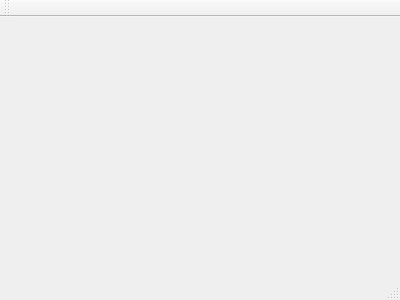
Qt form mainwindow.ui (dankiy/GeomProj) before a commit.
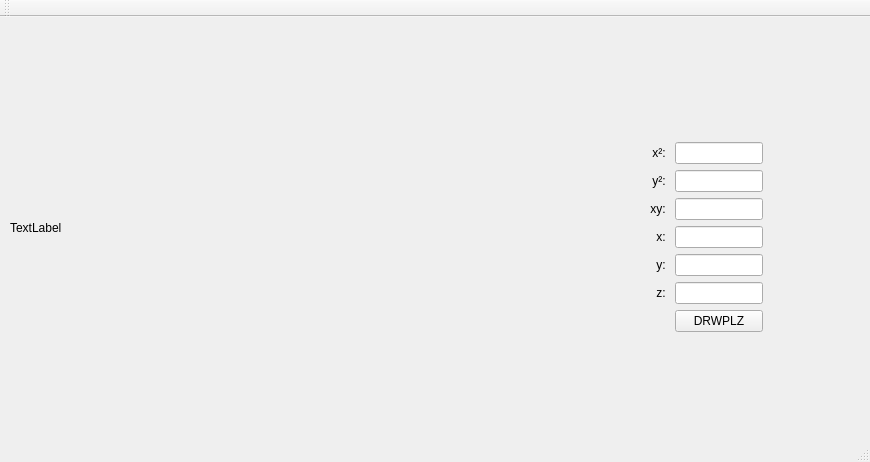
The same form after that commit.

Patch:
```diff
--- a/mainwindow.ui
+++ b/mainwindow.ui
@@ -1,24 +1,201 @@
 <ui version="4.0">
  <class>MainWindow</class>
- <widget class="QMainWindow" name="MainWindow" >
-  <property name="geometry" >
+ <widget class="QMainWindow" name="MainWindow">
+  <property name="geometry">
    <rect>
     <x>0</x>
     <y>0</y>
-    <width>400</width>
-    <height>300</height>
+    <width>870</width>
+    <height>462</height>
    </rect>
   </property>
   <property name="windowTitle" >
    <string>MainWindow</string>
   </property>
-  <widget class="QMenuBar" name="menuBar" />
-  <widget class="QToolBar" name="mainToolBar" />
-  <widget class="QWidget" name="centralWidget" />
-  <widget class="QStatusBar" name="statusBar" />
+  <widget class="QWidget" name="centralWidget">
+   <widget class="QWidget" name="verticalLayoutWidget">
+    <property name="geometry">
+     <rect>
+      <x>569</x>
+      <y>0</y>
+      <width>325</width>
+      <height>440</height>
+     </rect>
+    </property>
+    <layout class="QVBoxLayout" name="verticalLayout_7">
+     <item>
+      <layout class="QVBoxLayout" name="verticalLayout_9">
+       <item>
+        <layout class="QHBoxLayout" name="horizontalLayout_14">
+         <property name="leftMargin">
+          <number>70</number>
+         </property>
+         <property name="rightMargin">
+          <number>100</number>
+         </property>
+         <item>
+          <layout class="QVBoxLayout" name="verticalLayout_11">
+           <property name="topMargin">
+            <number>0</number>
+           </property>
+           <property name="bottomMargin">
+            <number>0</number>
+           </property>
+           <item>
+            <widget class="QLabel" name="labelX2">
+             <property name="text">
+              <string>x²: </string>
+             </property>
+             <property name="alignment">
+              <set>Qt::AlignRight|Qt::AlignTrailing|Qt::AlignVCenter</set>
+             </property>
+             <property name="wordWrap">
+              <bool>false</bool>
+             </property>
+            </widget>
+           </item>
+           <item>
+            <widget class="QLabel" name="labelY2">
+             <property name="text">
+              <string>y²: </string>
+             </property>
+             <property name="alignment">
+              <set>Qt::AlignRight|Qt::AlignTrailing|Qt::AlignVCenter</set>
+             </property>
+            </widget>
+           </item>
+           <item>
+            <widget class="QLabel" name="labelXY">
+             <property name="text">
+              <string>xy: </string>
+             </property>
+             <property name="alignment">
+              <set>Qt::AlignRight|Qt::AlignTrailing|Qt::AlignVCenter</set>
+             </property>
+            </widget>
+           </item>
+           <item>
+            <widget class="QLabel" name="labelX">
+             <property name="text">
+              <string>x: </string>
+             </property>
+             <property name="alignment">
+              <set>Qt::AlignRight|Qt::AlignTrailing|Qt::AlignVCenter</set>
+             </property>
+            </widget>
+           </item>
+           <item>
+            <widget class="QLabel" name="labelY">
+             <property name="text">
+              <string>y: </string>
+             </property>
+             <property name="alignment">
+              <set>Qt::AlignRight|Qt::AlignTrailing|Qt::AlignVCenter</set>
+             </property>
+            </widget>
+           </item>
+           <item>
+            <widget class="QLabel" name="labelZ">
+             <property name="text">
+              <string>z: </string>
+             </property>
+             <property name="alignment">
+              <set>Qt::AlignRight|Qt::AlignTrailing|Qt::AlignVCenter</set>
+             </property>
+            </widget>
+           </item>
+           <item>
+            <widget class="QLabel" name="lbl">
+             <property name="text">
+              <string/>
+             </property>
+            </widget>
+           </item>
+          </layout>
+         </item>
+         <item>
+          <layout class="QVBoxLayout" name="verticalLayout_12">
+           <property name="rightMargin">
+            <number>20</number>
+           </property>
+           <property name="bottomMargin">
+            <number>0</number>
+           </property>
+           <item>
+            <widget class="QLineEdit" name="inputX2"/>
+           </item>
+           <item>
+            <widget class="QLineEdit" name="inputY2"/>
+           </item>
+           <item>
+            <widget class="QLineEdit" name="inputXY"/>
+           </item>
+           <item>
+            <widget class="QLineEdit" name="inputX"/>
+           </item>
+           <item>
+            <widget class="QLineEdit" name="inputY"/>
+           </item>
+           <item>
+            <widget class="QLineEdit" name="inputZ"/>
+           </item>
+           <item>
+            <widget class="QPushButton" name="drw">
+             <property name="text">
+              <string>DRWPLZ</string>
+             </property>
+            </widget>
+           </item>
+          </layout>
+         </item>
+        </layout>
+       </item>
+      </layout>
+     </item>
+     <item>
+      <layout class="QVBoxLayout" name="verticalLayout_8">
+       <property name="topMargin">
+        <number>0</number>
+       </property>
+      </layout>
+     </item>
+    </layout>
+   </widget>
+   <widget class="QLabel" name="outputGraph">
+    <property name="geometry">
+     <rect>
+      <x>10</x>
+      <y>20</y>
+      <width>551</width>
+      <height>381</height>
+     </rect>
+    </property>
+    <property name="text">
+     <string>TextLabel</string>
+    </property>
+   </widget>
+  </widget>
+  <widget class="QMenuBar" name="menuBar">
+   <property name="geometry">
+    <rect>
+     <x>0</x>
+     <y>0</y>
+     <width>870</width>
+     <height>21</height>
+    </rect>
+   </property>
+  </widget>
+  <widget class="QToolBar" name="mainToolBar">
+   <attribute name="toolBarArea">
+    <enum>TopToolBarArea</enum>
+   </attribute>
+   <attribute name="toolBarBreak">
+    <bool>false</bool>
+   </attribute>
+  </widget>
+  <widget class="QStatusBar" name="statusBar"/>
  </widget>
- <layoutDefault spacing="6" margin="11" />
- <pixmapfunction></pixmapfunction>
+ <layoutdefault spacing="6" margin="11"/>
  <resources/>
  <connections/>
 </ui>
```
Left out of the diff: 5 changed lines with no effect on the pictures.
